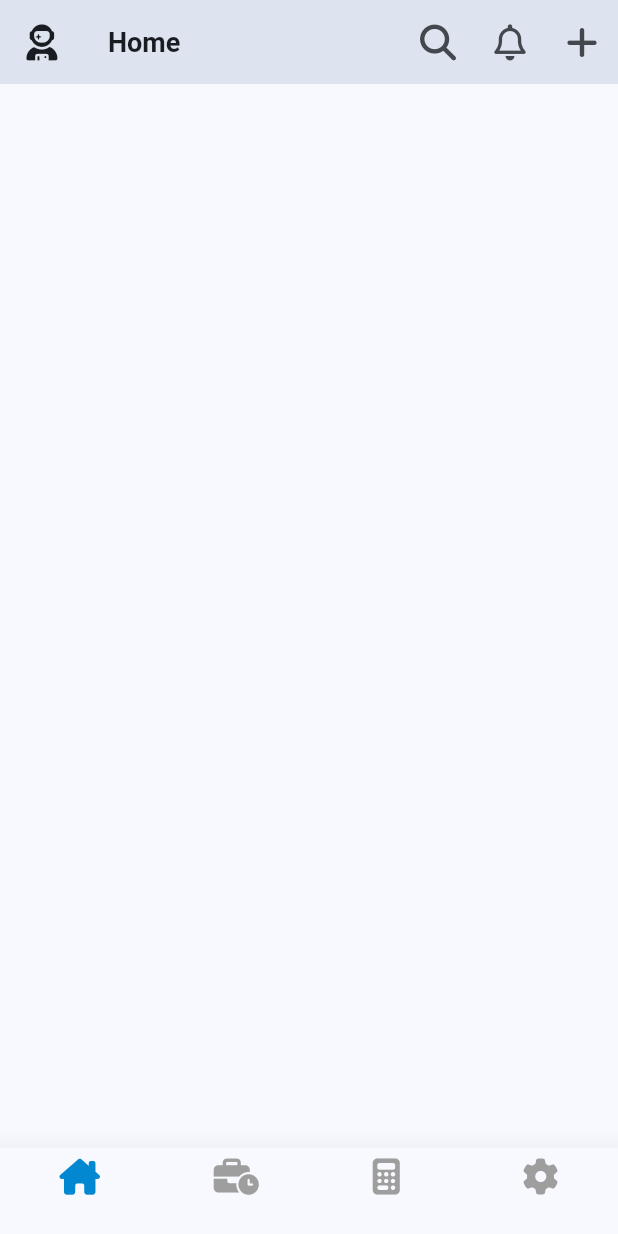
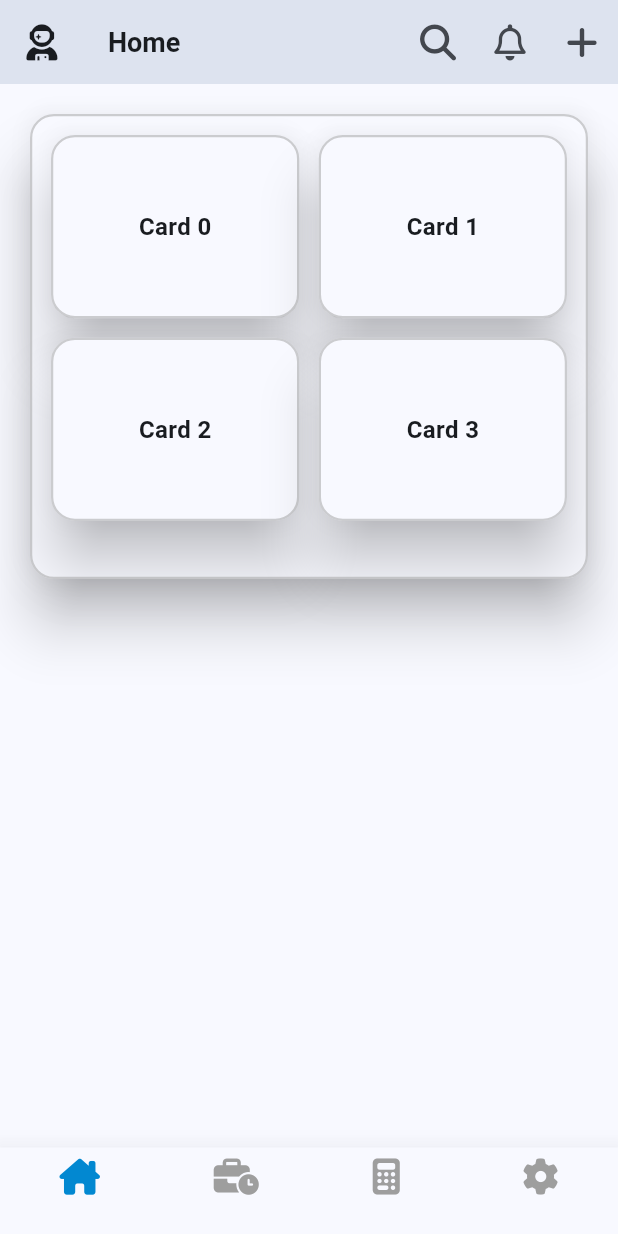
Before and after one commit to Sophanith9108/pbma, a Flutter app: the screen it shows after launch, on a phone screen of 412 x 824 dp. Run offline on Flutter 3.47's test engine with Material 3 defaults, Android fonts, the phone set to English and light mode, and no system bars; our stand-ins replace fluttertoast, font_awesome_flutter, get, google_fonts; Roboto replaces fonts that are missing (Angkor, Battambang).

Commit message:
feat: Update HomeScreen layout with GridView and enhance NotificationController display

```diff
--- a/lib/home_screen.dart
+++ b/lib/home_screen.dart
@@ -7,6 +7,63 @@ class HomeScreen extends StatelessWidget {
 
   @override
   Widget build(BuildContext context) {
-    return AppNavigation();
+    return AppNavigation(
+      body: RefreshIndicator(
+        onRefresh: () => Future.delayed(const Duration(seconds: 2)),
+        child: ListView(
+          padding: EdgeInsets.all(AppDimensions.padding),
+          children: [
+            Card.outlined(
+              elevation: AppDimensions.elevation,
+              shape: RoundedRectangleBorder(
+                borderRadius: BorderRadius.circular(AppDimensions.borderRadius),
+                side: BorderSide(
+                  width: 1.5,
+                  color: Colors.grey.withValues(alpha: .5),
+                ),
+              ),
+              child: Container(
+                height: 310,
+                child: GridView.count(
+                  padding: EdgeInsets.all(10),
+                  crossAxisCount: 2,
+                  mainAxisSpacing: 5,
+                  crossAxisSpacing: 5,
+                  childAspectRatio: 4 / 3,
+                  children: List.generate(4, (index) {
+                    return Card.outlined(
+                      shape: RoundedRectangleBorder(
+                        borderRadius: BorderRadius.circular(
+                          AppDimensions.borderRadius,
+                        ),
+                        side: BorderSide(
+                          width: 1.5,
+                          color: Colors.grey.withValues(alpha: .5),
+                        ),
+                      ),
+                      elevation: AppDimensions.elevation,
+                      child: InkWell(
+                        borderRadius: BorderRadius.circular(
+                          AppDimensions.borderRadius,
+                        ),
+                        onTap: () {},
+                        child: Container(
+                          height: 50,
+                          alignment: Alignment.center,
+                          child: Text(
+                            "Card $index",
+                            style: AppTextStyles.title,
+                          ),
+                        ),
+                      ),
+                    );
+                  }),
+                ),
+              ),
+            ),
+          ],
+        ),
+      ),
+    );
   }
 }
--- a/lib/transaction_controller.dart
+++ b/lib/transaction_controller.dart
@@ -1,5 +1,4 @@
 import 'package:flutter/material.dart';
-import 'package:fluttertoast/fluttertoast.dart';
 import 'package:get/get.dart';
 import 'package:pbma/core.dart';
 
```
Also changed, not shown: lib/notification_controller.dart (+15 -8 lines).
